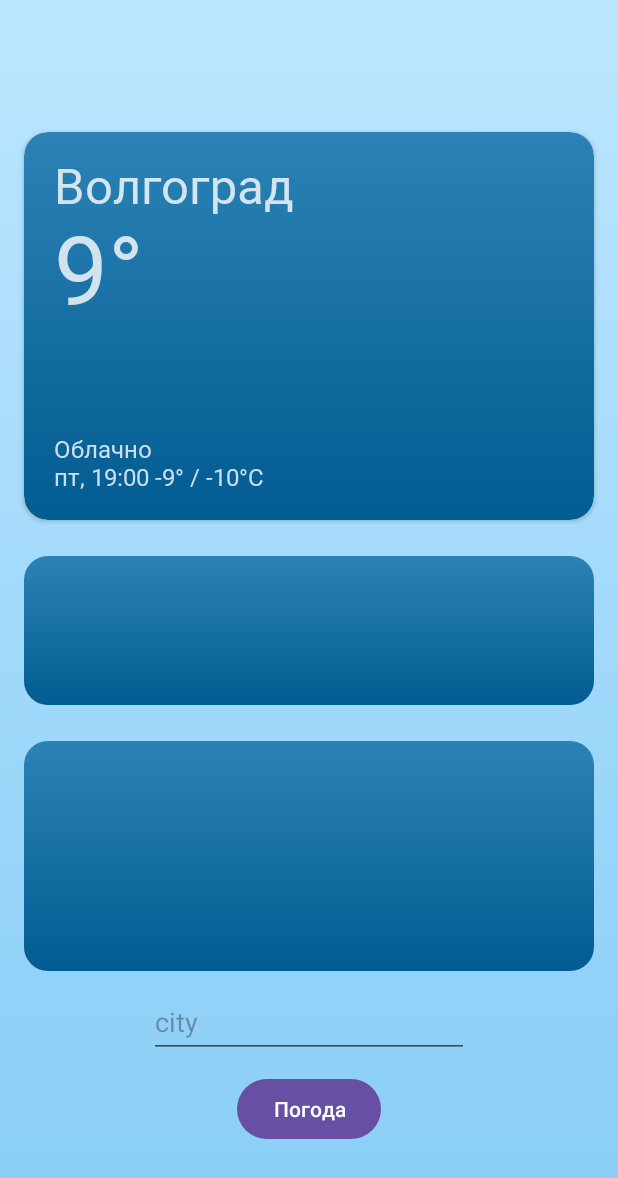
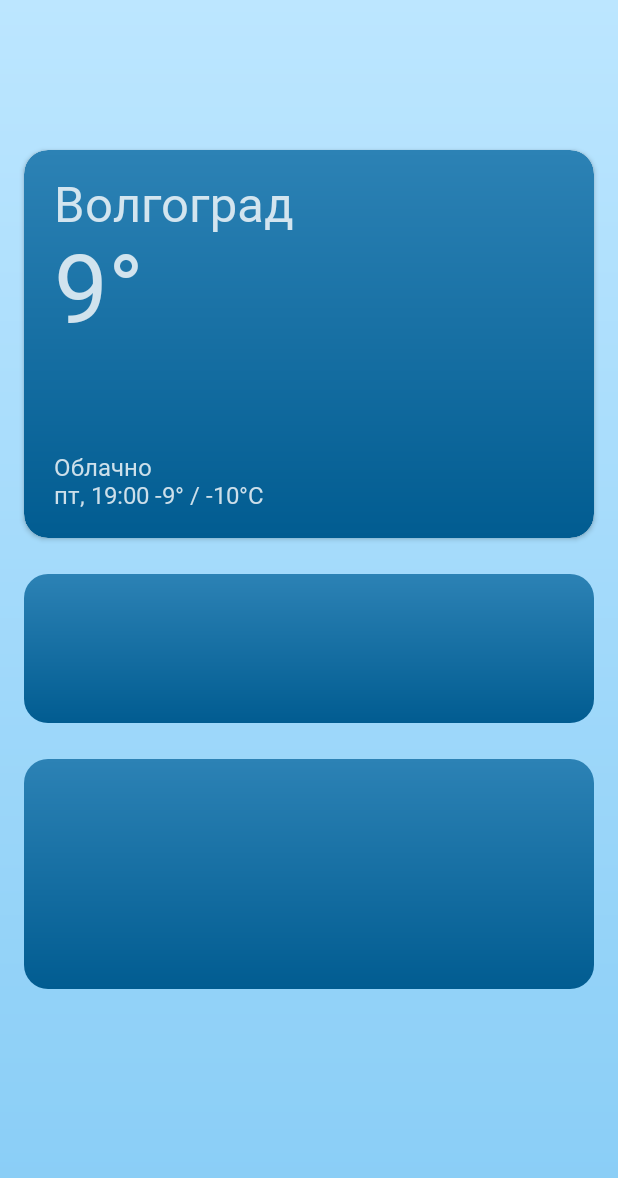
Before and after one commit to NikitaDediukhin/SkyCast, an Android app: the screen it shows after launch (MainActivity), on a phone screen of 412 x 824 dp. Shown: the top 1178 px of the screen. Run offline under Robolectric (Android 15) with nearby library versions, the phone set to English and light mode, and no system bars; pictures from the network do not load; 1 statement that could not run was skipped.

```diff
--- a/app/build.gradle.kts
+++ b/app/build.gradle.kts
@@ -43,7 +43,8 @@ dependencies {
     implementation("androidx.constraintlayout:constraintlayout:2.1.4")
     implementation("androidx.lifecycle:lifecycle-viewmodel-ktx:2.7.0")
     implementation("androidx.fragment:fragment-ktx:1.6.2")
-    implementation("com.google.android.gms:play-services-location:21.1.0")
+    implementation("com.google.android.gms:play-services-location:19.0.1")
+
 
     implementation(project(":data"))
     implementation(project(":domain"))
--- /dev/null
+++ b/app/src/main/java/com/example/skycast/presentation/fragment/FragmentExtensions.kt
@@ -0,0 +1,41 @@
+package com.example.skycast.presentation.fragment
+
+import android.content.Context
+import android.content.pm.PackageManager
+import android.location.LocationManager
+import androidx.appcompat.app.AlertDialog
+import androidx.appcompat.app.AppCompatActivity
+import androidx.core.content.ContextCompat
+import androidx.fragment.app.Fragment
+
+fun Fragment.isPermissionGranted(permission: String): Boolean {
+    return ContextCompat.checkSelfPermission(
+        activity as AppCompatActivity,
+        permission
+    ) == PackageManager.PERMISSION_GRANTED
+}
+
+fun Fragment.isLocationEnabled(): Boolean {
+    val lm = activity?.getSystemService(Context.LOCATION_SERVICE) as LocationManager
+    return lm.isProviderEnabled(LocationManager.GPS_PROVIDER)
+}
+
+object DialogManager {
+    fun locationSettingsDialog(context: Context, listener: Listener) {
+        val builder = AlertDialog.Builder(context)
+        val dialog = builder.create()
+        dialog.setTitle("Включить геолокацию?")
+        dialog.setMessage("Геолокация выключена, включить геолокацию?")
+        dialog.setButton(AlertDialog.BUTTON_POSITIVE, "OK") { _,_ ->
+            listener.onClick()
+            dialog.dismiss()
+        }
+        dialog.setButton(AlertDialog.BUTTON_NEGATIVE, "Отменить") { _,_ ->
+            dialog.dismiss()
+        }
+        dialog.show()
+    }
+    interface Listener {
+        fun onClick()
+    }
+}
--- a/app/src/main/java/com/example/skycast/presentation/fragment/WeatherFragment.kt
+++ b/app/src/main/java/com/example/skycast/presentation/fragment/WeatherFragment.kt
@@ -1,13 +1,20 @@
 package com.example.skycast.presentation.fragment
 
+import android.Manifest
+import android.content.Intent
+import android.content.pm.PackageManager
+import android.os.Build
 import android.os.Bundle
+import android.provider.Settings
 import android.view.LayoutInflater
 import android.view.View
 import android.view.ViewGroup
-import android.widget.Button
-import android.widget.EditText
 import android.widget.ImageView
 import android.widget.TextView
+import android.widget.Toast
+import androidx.activity.result.ActivityResultLauncher
+import androidx.activity.result.contract.ActivityResultContracts
+import androidx.core.app.ActivityCompat
 import androidx.fragment.app.Fragment
 import androidx.fragment.app.activityViewModels
 import androidx.lifecycle.lifecycleScope
@@ -19,6 +26,10 @@ import com.example.domain.models.WeatherModel
 import com.example.skycast.R
 import com.example.skycast.presentation.adapters.DailyAdapter
 import com.example.skycast.presentation.adapters.HourlyAdapter
+import com.google.android.gms.location.FusedLocationProviderClient
+import com.google.android.gms.location.LocationRequest
+import com.google.android.gms.location.LocationServices
+import com.google.android.gms.tasks.CancellationTokenSource
 import kotlinx.coroutines.launch
 import java.io.IOException
 import java.time.LocalDate
@@ -34,12 +45,13 @@ class WeatherFragment: Fragment() {
     private lateinit var rvHourWeather: RecyclerView
     private lateinit var rvDayWeather: RecyclerView
     private lateinit var swipeRefreshLayout: SwipeRefreshLayout
-    private lateinit var button: Button
-    private lateinit var editText: EditText
     private lateinit var tvCity: TextView
     private lateinit var tvTemp: TextView
     private lateinit var tvCondition: TextView
     private lateinit var ivIcon: ImageView
+
+    private lateinit var pLauncher: ActivityResultLauncher<String>
+    private lateinit var fLocationClient: FusedLocationProviderClient
 
     private val weatherViewModel: WeatherViewModel by activityViewModels()
 
@@ -48,62 +60,30 @@ class WeatherFragment: Fragment() {
         container: ViewGroup?,
         savedInstanceState: Bundle?
     ): View? {
-
         val view = inflater.inflate(R.layout.weather_fragment, container, false)
-        rvHourWeather = view.findViewById(R.id.rv_hour)
-        rvDayWeather = view.findViewById(R.id.rv_day)
-        hourAdapter = HourlyAdapter()
-        dayAdapter = DailyAdapter()
-
-        rvHourWeather.layoutManager = LinearLayoutManager(view.context, LinearLayoutManager.HORIZONTAL, false)
-        rvHourWeather.adapter = hourAdapter
-
-        rvDayWeather.layoutManager = LinearLayoutManager(view.context, LinearLayoutManager.HORIZONTAL, false)
-        rvDayWeather.adapter = dayAdapter
-
         return view
     }
 
-    override fun onViewCreated(view: View, savedInstanceState: Bundle?) {
+    override fun onViewCreated(
+        view: View,
+        savedInstanceState: Bundle?
+    ) {
         super.onViewCreated(view, savedInstanceState)
 
+        checkPermission()
         init(view)
-
-        button.setOnClickListener {
-            val cityName: String = editText.text.toString()
-
-            viewLifecycleOwner.lifecycleScope.launch {
-                try {
-                    weatherViewModel.updateCityName(cityName)
-                } catch (e: IOException) {
-                    e.printStackTrace()
-                }
-            }
-        }
-
-        swipeRefreshLayout.setOnRefreshListener {
-            viewLifecycleOwner.lifecycleScope.launch {
-                try {
-                    weatherViewModel.refreshWeatherData()
-                } catch (e: IOException) {
-                    e.printStackTrace()
-                } finally {
-                    swipeRefreshLayout.isRefreshing = false
-                }
-            }
-        }
-
-        dayAdapter.setClickListener { selectedDay ->
-            weatherViewModel.updateSelectedDay(selectedDay)
-        }
 
         weatherViewModel.weatherDataLive.observe(viewLifecycleOwner) { weatherModel ->
             showWeatherData(weatherModel)
         }
-
         weatherViewModel.selectedWeatherDayLive.observe(viewLifecycleOwner) { selectedDay ->
             updateSelectedDay(selectedDay)
         }
+    }
+
+    override fun onResume() {
+        super.onResume()
+        checkLocation()
     }
 
     private fun showWeatherData(weatherModel: WeatherModel?) {
@@ -168,13 +148,91 @@ class WeatherFragment: Fragment() {
 
     }
 
+    private fun checkPermission() {
+    pLauncher = registerForActivityResult(ActivityResultContracts.RequestPermission()) { isGranted ->
+        if (!isGranted) {
+            Toast.makeText(context, "Разрешение не получено", Toast.LENGTH_LONG).show()
+        }
+    }
+        val permission = Manifest.permission.ACCESS_FINE_LOCATION
+        if (Build.VERSION.SDK_INT >= Build.VERSION_CODES.M && !isPermissionGranted(permission)) {
+            pLauncher.launch(permission)
+        }
+    }
+
+    private fun getLocation() {
+        if(!isLocationEnabled()){
+            Toast.makeText(context, "Местоположение выключено", Toast.LENGTH_LONG).show()
+            return
+        }
+        val ct = CancellationTokenSource()
+        if (ActivityCompat.checkSelfPermission(
+                requireContext(),
+                Manifest.permission.ACCESS_FINE_LOCATION
+            ) != PackageManager.PERMISSION_GRANTED && ActivityCompat.checkSelfPermission(
+                requireContext(),
+                Manifest.permission.ACCESS_COARSE_LOCATION
+            ) != PackageManager.PERMISSION_GRANTED
+        ) {
+            return
+        }
+
+        fLocationClient
+            .getCurrentLocation(LocationRequest.PRIORITY_HIGH_ACCURACY, ct.token)
+            .addOnCompleteListener {
+                viewLifecycleOwner.lifecycleScope.launch {
+                    try {
+                        weatherViewModel.updateCityName("${it.result.latitude},${it.result.longitude}")
+                    } catch (e: IOException) {
+                        e.printStackTrace()
+                    }
+                }
+        }
+    }
+
+    private fun checkLocation() {
+        if(isLocationEnabled()) {
+            getLocation()
+        } else {
+            DialogManager.locationSettingsDialog(requireContext(), object : DialogManager.Listener{
+                override fun onClick() {
+                    startActivity(Intent(Settings.ACTION_LOCATION_SOURCE_SETTINGS))
+                }
+            })
+        }
+    }
+
     private fun init(view: View) {
         swipeRefreshLayout = view.findViewById(R.id.swipeRefreshLayout)
-        button = view.findViewById(R.id.button)
-        editText = view.findViewById(R.id.editText)
         tvCity = view.findViewById(R.id.tv_city)
         tvTemp = view.findViewById(R.id.tv_temp)
         tvCondition = view.findViewById(R.id.tv_condition)
         ivIcon = view.findViewById(R.id.iv_icon)
+
+        rvHourWeather = view.findViewById(R.id.rv_hour)
+        rvDayWeather = view.findViewById(R.id.rv_day)
+        hourAdapter = HourlyAdapter()
+        dayAdapter = DailyAdapter()
+
+        rvHourWeather.layoutManager = LinearLayoutManager(view.context, LinearLayoutManager.HORIZONTAL, false)
+        rvHourWeather.adapter = hourAdapter
+
+        rvDayWeather.layoutManager = LinearLayoutManager(view.context, LinearLayoutManager.HORIZONTAL, false)
+        rvDayWeather.adapter = dayAdapter
+
+        fLocationClient = LocationServices.getFusedLocationProviderClient(requireContext())
+
+        swipeRefreshLayout.setOnRefreshListener {
+            try {
+                checkLocation()
+            } catch (e: IOException) {
+                e.printStackTrace()
+            } finally {
+                swipeRefreshLayout.isRefreshing = false
+            }
+        }
+        dayAdapter.setClickListener { selectedDay ->
+            weatherViewModel.updateSelectedDay(selectedDay)
+        }
     }
 }
--- a/app/src/main/res/layout/weather_fragment.xml
+++ b/app/src/main/res/layout/weather_fragment.xml
@@ -27,7 +27,7 @@
                 android:id="@+id/cv_current"
                 android:layout_width="0dp"
                 android:layout_height="0dp"
-                android:layout_marginTop="88dp"
+                android:layout_marginTop="100dp"
                 app:cardCornerRadius="16dp"
                 app:layout_constraintEnd_toEndOf="@id/guideline_end"
                 app:layout_constraintStart_toStartOf="@id/guideline_start"
@@ -159,32 +159,6 @@
                 android:orientation="vertical"
                 app:layout_constraintGuide_end="16dp" />
 
-            <EditText
-                android:id="@+id/editText"
-                android:layout_width="wrap_content"
-                android:layout_height="48dp"
-                android:ems="10"
-                android:inputType="text"
-                android:hint="@string/edittext_hint"
-                android:layout_marginBottom="10dp"
-                android:layout_marginTop="10dp"
-                app:layout_constraintBottom_toTopOf="@id/button"
-                app:layout_constraintTop_toBottomOf="@id/rv_day"
-                app:layout_constraintEnd_toEndOf="parent"
-                app:layout_constraintStart_toStartOf="parent"
-                android:autofillHints="" />
-
-            <Button
-                android:id="@+id/button"
-                android:layout_width="wrap_content"
-                android:layout_height="wrap_content"
-                android:text="@string/button_text"
-                android:layout_marginBottom="5dp"
-                app:layout_constraintBottom_toBottomOf="parent"
-                app:layout_constraintEnd_toEndOf="parent"
-                app:layout_constraintStart_toStartOf="parent" />
-
-
         </androidx.constraintlayout.widget.ConstraintLayout>
 
     </ScrollView>
```
